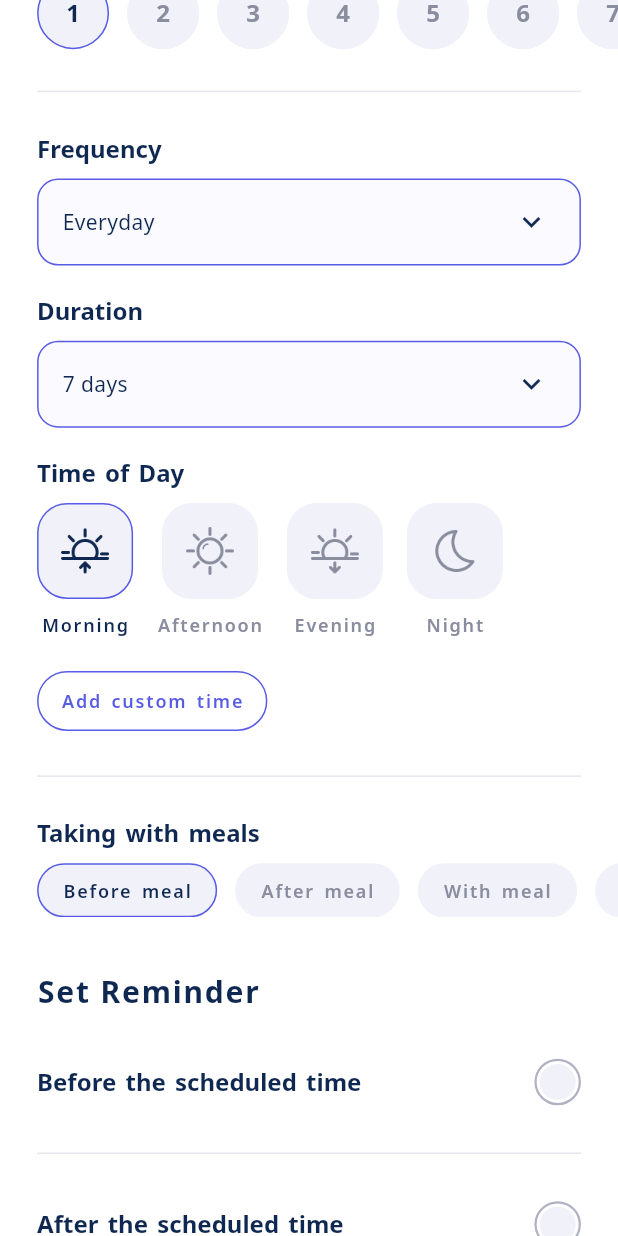
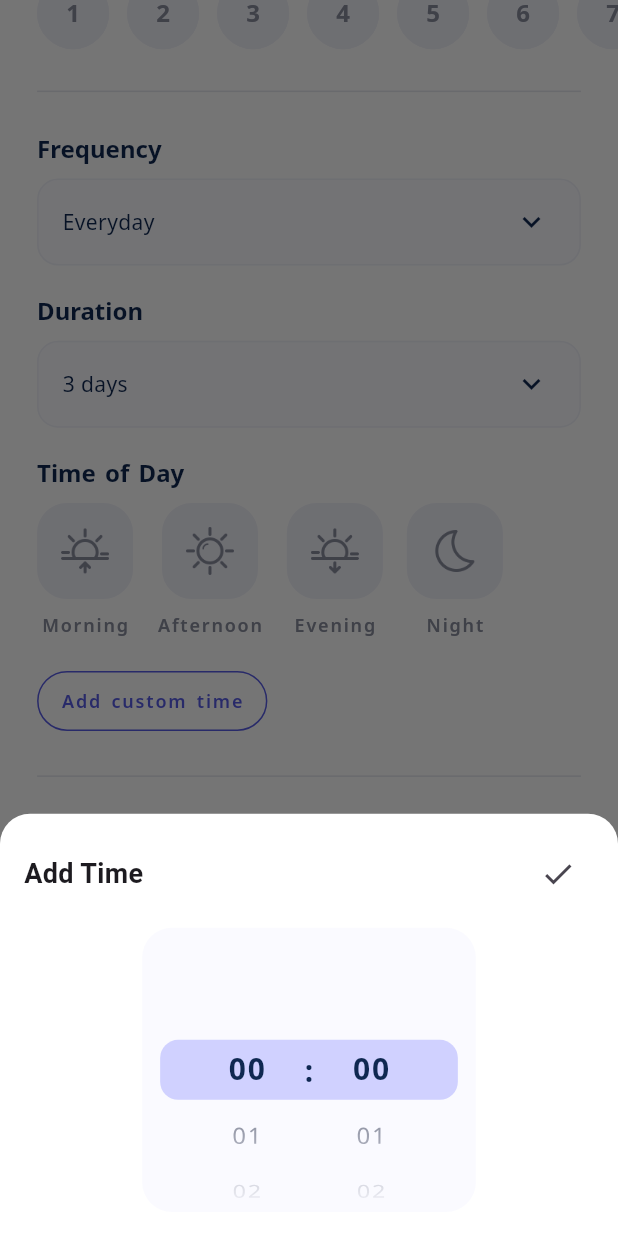
Before and after one commit to YugaJ7/OneLook, a Flutter app: the AddSupplementScreen screen opened by its route, scrolled down 576 dp, after a tap on "Add custom time", on a phone screen of 412 x 824 dp. Run offline on Flutter 3.47's test engine with Material 3 defaults, Android fonts, the phone set to English and light mode, and no system bars; our stand-ins replace flutter_svg, get, google_fonts.

Commit message:
Refactor AddSupplementScreen to integrate custom time picker functionality

```diff
--- a/lib/components/widgets/dropdown/dropdown.dart
+++ b/lib/components/widgets/dropdown/dropdown.dart
@@ -33,7 +33,7 @@ class _CustomDropdownState extends State<CustomDropdown> {
         decoration: BoxDecoration(
           color: AppColors.lilacPetals,
           borderRadius: BorderRadius.circular(14),
-          border: Border.all(color: AppColors.purplePlum),
+          border: Border.all(color: AppColors.lilacPetalsDark),
         ),
         child: Column(
           children: [
--- a/lib/controllers/add_supplement.dart
+++ b/lib/controllers/add_supplement.dart
@@ -1,5 +1,6 @@
 import 'package:flutter/material.dart';
 import 'package:get/get.dart';
+import 'package:onelook/components/widgets/common/duration_picker.dart';
 
 class AddSupplementController extends GetxController {
   final textController = TextEditingController();
@@ -8,14 +9,14 @@ class AddSupplementController extends GetxController {
   final isReminderBeforeTimeChecked = false.obs;
   final isReminderAfterTimeChecked = false.obs;
 
-  final selectedFormIndex = 0.obs;
-  final selectedDosageTimes = 1.obs;
-  final selectedDosageAmount = 1.obs;
+  final selectedFormIndex = (-1).obs;
+  final selectedDosageTimes = (-1).obs;
+  final selectedDosageAmount = (-1).obs;
   final selectedMealOption = ''.obs;
   final selectedTimeOption = ''.obs;
 
   final selectedFrequency = 'Everyday'.obs;
-  final selectedDuration = '7 days'.obs;
+  final selectedDuration = '3 days'.obs;
 
   final supplementForms = [
     {"icon": "pill", "label": "Pill"},
@@ -64,8 +65,8 @@ class AddSupplementController extends GetxController {
     textController.addListener(() {
       text.value = textController.text;
     });
-    selectedMealOption.value = mealOptions.first;
-    selectedTimeOption.value = timesOfDay.first["label"]!;
+    selectedMealOption.value = '';
+    selectedTimeOption.value = '';
     super.onInit();
   }
 
@@ -107,10 +108,58 @@ class AddSupplementController extends GetxController {
     }
   }
 
+  String formatTime(int hour, int minute) {
+    final time = TimeOfDay(hour: hour, minute: minute);
+    final now = DateTime.now();
+    final dt = DateTime(now.year, now.month, now.day, time.hour, time.minute);
+    return TimeOfDay.fromDateTime(dt).format(Get.context!);
+  }
+
+  void showCustomTimePicker() {
+    int initialHour = 0;
+    int initialMinute = 0;
+
+    Get.bottomSheet(
+      Container(
+        padding: const EdgeInsets.all(16),
+        decoration: const BoxDecoration(
+          color: Colors.white,
+          borderRadius: BorderRadius.vertical(top: Radius.circular(20)),
+        ),
+        child: Column(
+          mainAxisSize: MainAxisSize.min,
+          children: [
+            Row(
+              children: [
+                const Text("Add Time", style: TextStyle(fontSize: 18, fontWeight: FontWeight.bold)),
+                const Spacer(),
+                IconButton(
+                  icon: const Icon(Icons.check),
+                  onPressed: () => Get.back(),
+                ),
+              ],
+            ),
+            const SizedBox(height: 12),
+            DurationPicker(
+              initialHour: initialHour,
+              initialMinute: initialMinute,
+              onChanged: (hour, minute) {
+                selectedTimeOption.value = formatTime(hour, minute);
+              },
+            ),
+          ],
+        ),
+      ),
+      isScrollControlled: true,
+    );
+  }
+
   void submitSupplement() {
     final data = {
       "name": text.value,
-      "form": supplementForms[selectedFormIndex.value]["label"],
+      "form": selectedFormIndex.value >= 0
+          ? supplementForms[selectedFormIndex.value]["label"]
+          : null,
       "dosageTimes": selectedDosageTimes.value,
       "dosageAmount": selectedDosageAmount.value,
       "frequency": selectedFrequency.value,
@@ -121,7 +170,6 @@ class AddSupplementController extends GetxController {
       "reminderAfter": isReminderAfterTimeChecked.value,
     };
 
-    // TODO: Post this data to your backend API
     print("Collected Data: $data");
   }
 }
--- a/lib/screens/home/add_supplement.dart
+++ b/lib/screens/home/add_supplement.dart
@@ -174,12 +174,19 @@ class AddSupplementScreen extends StatelessWidget {
                       ),
                     ),
                     const SizedBox(height: 16),
-                    CustomOutlinedButton(
-                      text: "Add custom time",
-                      onPressed: () {}, // TODO: handle custom time
-                      textStyle: TextStyles.buttontext2,
-                      buttonStyle: ButtonStyles.smallprimary,
-                    ),
+                    Obx(() => CustomOutlinedButton(
+                          text: controller
+                                      .selectedTimeOption.value.isNotEmpty &&
+                                  !controller.timesOfDay
+                                      .map((t) => t['label'])
+                                      .contains(
+                                          controller.selectedTimeOption.value)
+                              ? controller.selectedTimeOption.value
+                              : "Add custom time",
+                          onPressed: controller.showCustomTimePicker,
+                          textStyle: TextStyles.buttontext2,
+                          buttonStyle: ButtonStyles.smallprimary,
+                        )),
                     sectionSpacing(height),
                     Divider(
                       color: AppColors.lightGrey,
```
